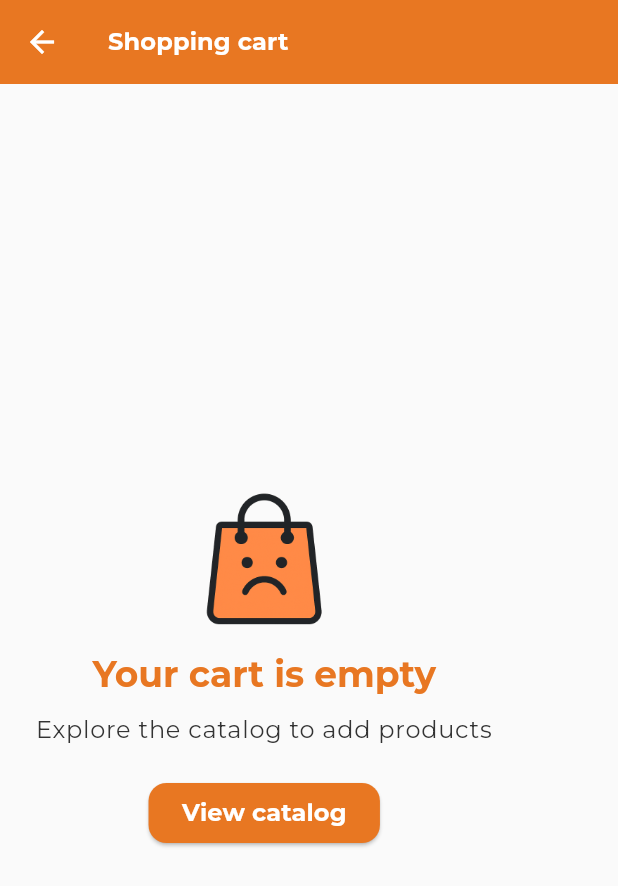
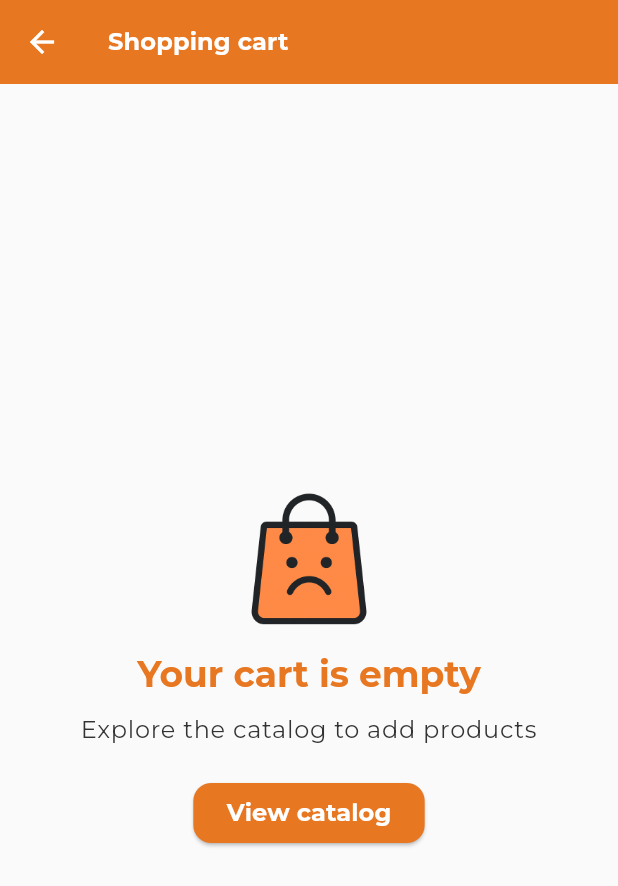
Before and after one commit to CamiloPacheco98/SmartCatalog, a Flutter app: the CartView screen opened directly with empty values, on a phone screen of 412 x 824 dp. Shown: the top 886 px of the screen. Run offline on Flutter 3.47's test engine with Material 3 defaults, Android fonts, the phone set to English and light mode, and no system bars; our stand-ins replace app_links, cached_network_image, cloud_firestore, easy_localization, firebase_auth, firebase_core and 10 more; accounts and stored records are empty; generated files the repository leaves out were written again; statements that could not run were skipped.

Commit message:
Update cart state management: Refactor CartState and CartCubit to include product lists in state emissions, enhancing error handling and success messaging. Update CartPage and CartView to utilize new state structure, improving user feedback during cart operations. Add new translation strings for order verification errors in English and Spanish.

```diff
--- a/assets/translations/en.json
+++ b/assets/translations/en.json
@@ -38,7 +38,8 @@
     "error_initializing_user_session": "Error initializing user session",
     "create_profile_error": "Failed to create profile",
     "reset_password_error": "Failed to reset password",
-    "failed_to_process_reset_password_link": "We were unable to open the reset password link. Please try again later."
+    "failed_to_process_reset_password_link": "We were unable to open the reset password link. Please try again later.",
+    "make_order_error_verified": "Oops! Your profile is not verified. Contact your director."
   },
   "success": {
     "products_added_to_cart": "Products added to cart",
--- a/assets/translations/es.json
+++ b/assets/translations/es.json
@@ -38,7 +38,8 @@
     "error_initializing_user_session": "Error al inicializar la sesión del usuario",
     "create_profile_error": "No pudimos crear el perfil",
     "reset_password_error": "No pudimos restablecer la contraseña",
-    "failed_to_process_reset_password_link": "No pudimos abrir el enlace de restablecimiento de contraseña. Por favor, intenta nuevamente más tarde."
+    "failed_to_process_reset_password_link": "No pudimos abrir el enlace de restablecimiento de contraseña. Por favor, intenta nuevamente más tarde.",
+    "make_order_error_verified": "¡Ups! Tu perfil no está verificado. Contacta a tu directora."
   },
   "success": {
     "products_added_to_cart": "Productos agregados al carrito",
--- a/lib/features/cart/presentation/cubit/cart_state.dart
+++ b/lib/features/cart/presentation/cubit/cart_state.dart
@@ -1,26 +1,32 @@
 part of 'cart_cubit.dart';
 
 @immutable
-sealed class CartState {}
+sealed class CartState {
+  final List<CartProductViewModel> products;
 
-final class CartInitial extends CartState {}
+  const CartState({required this.products});
+}
 
-final class CartLoading extends CartState {}
+final class CartInitial extends CartState {
+  const CartInitial({required super.products});
+}
+
+final class CartLoading extends CartState {
+  const CartLoading({required super.products});
+}
 
 final class CartLoaded extends CartState {
-  final List<CartProductViewModel> products;
-
-  CartLoaded(this.products);
+  const CartLoaded({required super.products});
 }
 
 final class CartSuccess extends CartState {
   final String message;
 
-  CartSuccess(this.message);
+  const CartSuccess({required super.products, required this.message});
 }
 
 final class CartError extends CartState {
   final String message;
 
-  CartError(this.message);
+  const CartError({required super.products, required this.message});
 }
--- a/lib/features/cart/presentation/page/cart_view.dart
+++ b/lib/features/cart/presentation/page/cart_view.dart
@@ -30,8 +30,7 @@ class CartView extends StatelessWidget {
   }
 
   Widget _buildEmptyCart(BuildContext context) {
-    return Padding(
-      padding: const EdgeInsets.all(24),
+    return Center(
       child: Column(
         mainAxisAlignment: MainAxisAlignment.center,
         children: [
```
Also changed, not shown: lib/features/cart/presentation/cubit/cart_cubit.dart (+48 -14 lines), lib/features/cart/presentation/page/cart_page.dart (+6 -1 lines).
